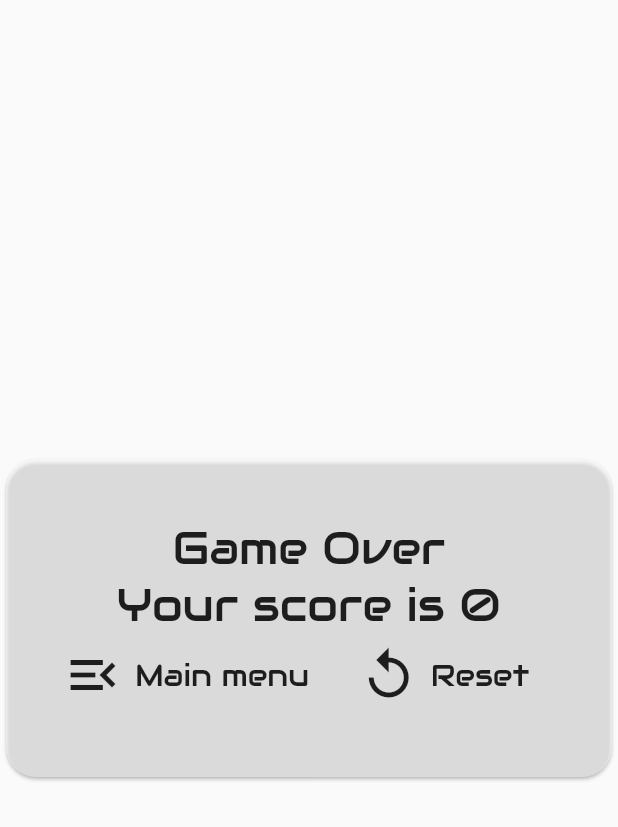
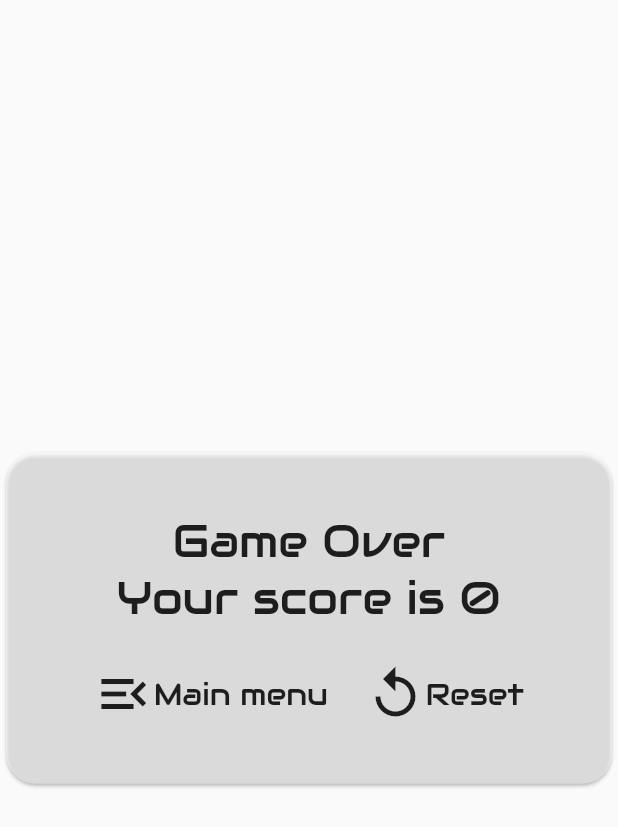
Before and after one commit to madhank93/flutter_flappy_bird, a Flutter app: the GameOverMenu widget shown alone on an empty page, opened directly with empty values, on a phone screen of 412 x 824 dp. Shown: the top 827 px of the screen. Run offline on Flutter 3.47's test engine with Material 2 defaults, Android fonts, the phone set to English and light mode, and no system bars; our stand-ins replace hive; missing offline and left inert: flame; accounts and stored records are empty.

Commit message:
fix: bug fixes - playing sound when game is on pause mode bgm and sfx toggle callback inkwell prop added to main menu and reset

```diff
--- a/lib/widgets/game_over_menu.dart
+++ b/lib/widgets/game_over_menu.dart
@@ -32,12 +32,26 @@ class GameOverMenu extends StatelessWidget {
                 "Your score is $score",
                 style: TextStyle(fontSize: 30),
               ),
+              SizedBox(
+                height: 25,
+              ),
               Row(
+                mainAxisAlignment: MainAxisAlignment.center,
                 children: [
-                  IconButton(
-                    icon: Icon(Icons.menu_open),
-                    iconSize: 40,
-                    onPressed: () {
+                  InkWell(
+                    child: Row(
+                      children: [
+                        Icon(
+                          Icons.menu_open,
+                          size: 40,
+                        ),
+                        Text(
+                          "Main menu",
+                          style: TextStyle(fontSize: 20),
+                        ),
+                      ],
+                    ),
+                    onTap: () {
                       Navigator.of(context).pushReplacement(
                         MaterialPageRoute(
                           builder: (context) {
@@ -47,24 +61,26 @@ class GameOverMenu extends StatelessWidget {
                       );
                     },
                   ),
-                  Text(
-                    "Main menu",
-                    style: TextStyle(fontSize: 20),
-                  ),
                   SizedBox(
                     width: 25,
                   ),
-                  IconButton(
-                    iconSize: 40,
-                    icon: Icon(Icons.replay),
-                    onPressed: () {
+                  InkWell(
+                    child: Row(
+                      children: [
+                        Icon(
+                          Icons.replay,
+                          size: 40,
+                        ),
+                        Text(
+                          "Reset",
+                          style: TextStyle(fontSize: 20),
+                        )
+                      ],
+                    ),
+                    onTap: () {
                       onPressed.call();
                     },
                   ),
-                  Text(
-                    "Reset",
-                    style: TextStyle(fontSize: 20),
-                  )
                 ],
               )
             ],
```
Also changed, not shown: lib/main_game/flappy_bird_base_game.dart (+22 -5 lines), lib/main_game/main_menu.dart (+6 -2 lines).
